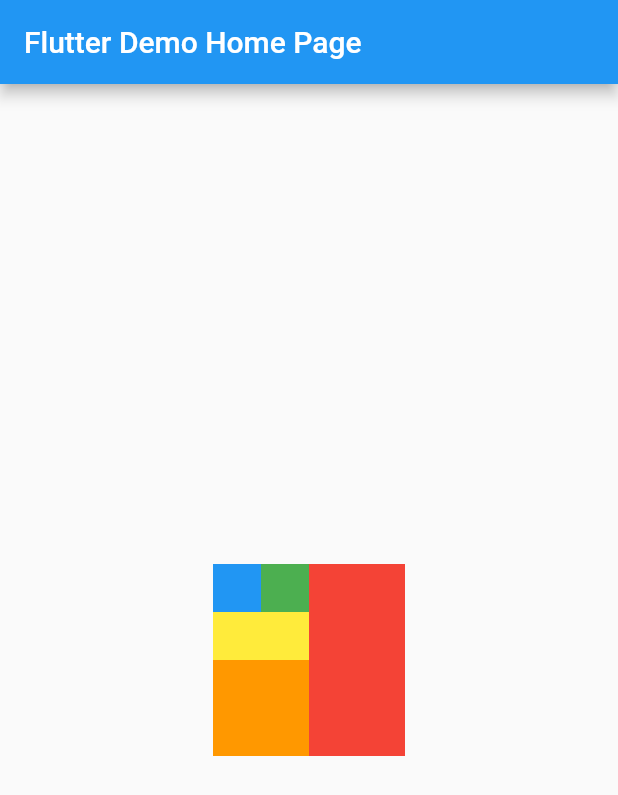
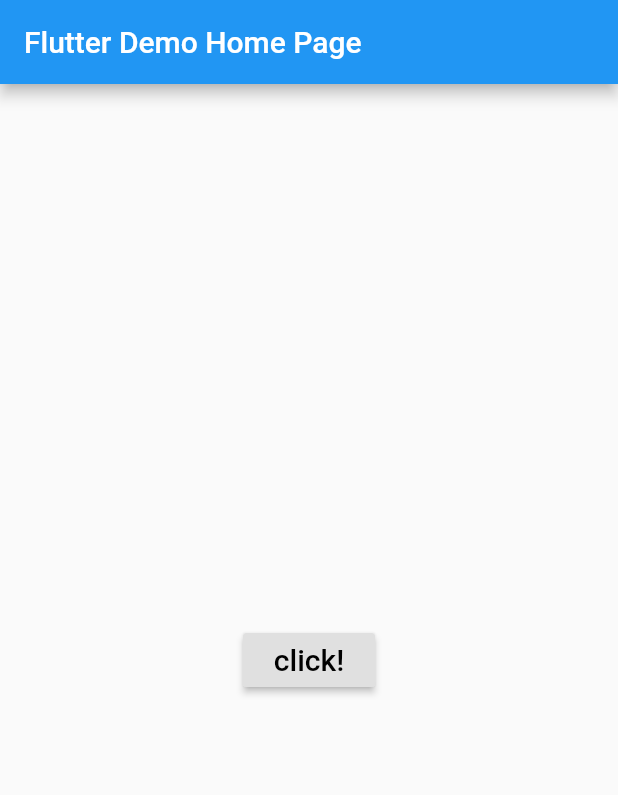
Before and after one commit to jeongkyojun/flutter_2020, a Flutter app: the screen it shows after launch, on a phone screen of 412 x 824 dp. Shown: the top 795 px of the screen. Run offline on Flutter 3.47's test engine with Material 2 defaults, Android fonts, the phone set to English and light mode, and no system bars; our stand-ins replace toast.

Commit message:
flutter_project(toast) reform, animation&stack

```diff
--- /dev/null
+++ b/flutter_app_used_stack200805/lib/main.dart
@@ -0,0 +1,174 @@
+import 'package:flutter/cupertino.dart';
+import 'package:flutter/material.dart';
+
+void main() {
+  runApp(MyApp());
+}
+
+class MyApp extends StatelessWidget {
+  // This widget is the root of your application.
+  @override
+  Widget build(BuildContext context) {
+    return MaterialApp(
+      title: 'Flutter Demo',
+      theme: ThemeData(
+        primarySwatch: Colors.blue,
+        visualDensity: VisualDensity.adaptivePlatformDensity,
+      ),
+      home: MyHomePage(title: 'Flutter Demo Home Page'),
+    );
+  }
+}
+
+class MyHomePage extends StatefulWidget {
+  MyHomePage({Key key, this.title}) : super(key: key);
+
+  final String title;
+
+  @override
+  _MyHomePageState createState() => _MyHomePageState();
+}
+
+class _MyHomePageState extends State<MyHomePage> with TickerProviderStateMixin{
+  AnimationController animationController0,animationController1,animationController2,animationController3,animationController4;
+  Animation<double>animation_red,animation_org,animation_yel,animation_gr,animation_bl;
+  bool open_status = false;
+  @override
+  void initState(){
+    super.initState();
+    //(1)
+    animationController0 = AnimationController(vsync:this, duration:Duration(milliseconds : 1000));
+    animationController1 = AnimationController(vsync:this, duration:Duration(milliseconds : 1000));
+    animationController2 = AnimationController(vsync:this, duration:Duration(milliseconds : 1000));
+    animationController3 = AnimationController(vsync:this, duration:Duration(milliseconds : 1000));
+    animationController4 = AnimationController(vsync:this, duration:Duration(milliseconds : 1000));
+    animation_red = Tween(begin:1.0, end:0.0).animate(animationController0);
+    animation_org = Tween(begin:1.0, end:0.0).animate(animationController1);
+    animation_yel = Tween(begin:1.0, end:0.0).animate(animationController2);
+    animation_gr = Tween(begin:1.0, end:0.0).animate(animationController3);
+    animation_bl = Tween(begin:1.0, end:0.0).animate(animationController4);
+
+  }
+
+  @override
+  Widget build(BuildContext context) {
+    // This method is rerun every time setState is called, for instance as done
+    // by the _incrementCounter method above.
+    //
+    // The Flutter framework has been optimized to make rerunning build methods
+    // fast, so that you can just rebuild anything that needs updating rather
+    // than having to individually change instances of widgets.
+    return Scaffold(
+      appBar: AppBar(
+        // Here we take the value from the MyHomePage object that was created by
+        // the App.build method, and use it to set our appbar title.
+        title: Text(widget.title),
+      ),
+      body: Center(
+        child:Column(
+          children: <Widget>[
+            Stack(
+              //alignment: Alignment.center,
+              children: <Widget>[
+                AnimatedBuilder(
+                    animation:animationController0,
+                    builder : (context, child)
+                    {
+                      return Container(
+                        height : 128,
+                        width : 128 * animation_red.value,
+                        color : Colors.red,
+                      );
+                    }
+                ),
+                AnimatedBuilder(
+                    animation:animationController1,
+                    builder : (context, child)
+                    {
+                      return Container(
+                        height : 64 * animation_org.value,
+                        width : 128 ,
+                        color : Colors.orange,
+                      );
+                    }
+                ),
+                AnimatedBuilder(
+                    animation:animationController2,
+                    builder : (context, child)
+                    {
+                      return Container(
+                        height : 64,
+                        width : 64 * animation_yel.value,
+                        color : Colors.yellow,
+                      );
+                    }
+                ),
+                AnimatedBuilder(
+                    animation:animationController3,
+                    builder : (context, child)
+                    {
+                      return Container(
+                        height : 64 * animation_gr.value,
+                        width : 32 ,
+                        color : Colors.green,
+                      );
+                    }
+                ),
+                AnimatedBuilder(
+                    animation:animationController4,
+                    builder : (context, child)
+                    {
+                      return Container(
+                        height : 32,
+                        width : 32 * animation_bl.value,
+                        color : Colors.blue,
+                      );
+                    }
+                )
+              ],
+            ),
+            RaisedButton(
+              child:Text('Animated show!',style: TextStyle(color:Colors.black, fontSize: 20),),
+              onPressed: (){
+                animationController4.forward();
+                animationController4.addStatusListener(
+                        (AnimationStatus status){
+                          if(status == AnimationStatus.completed)
+                            animationController3.forward();
+                        });
+                animationController3.addStatusListener(
+                        (AnimationStatus status){
+                          if(status == AnimationStatus.dismissed)
+                            animationController4.reverse();
+                          if(status == AnimationStatus.completed)
+                            animationController2.forward();
+                    });
+                animationController2.addStatusListener(
+                        (AnimationStatus status){
+                          if(status == AnimationStatus.dismissed)
+                            animationController3.reverse();
+                          if(status == AnimationStatus.completed)
+                            animationController1.forward();
+                    });
+                animationController1.addStatusListener(
+                        (AnimationStatus status){
+                          if(status == AnimationStatus.dismissed)
+                            animationController2.reverse();
+                          if(status == AnimationStatus.completed)
+                            animationController0.forward();
+                    });
+                animationController0.addStatusListener(
+                        (AnimationStatus status){
+                          if(status == AnimationStatus.completed)
+                            animationController0.reverse();
+                          if(status == AnimationStatus.dismissed)
+                            animationController1.reverse();
+                    });
+                },
+            )
+        ]
+        )
+      ),
+    );
+  }
+}
--- a/flutter_toast_show200804/lib/main.dart
+++ b/flutter_toast_show200804/lib/main.dart
@@ -31,49 +31,22 @@ class _MyHomePageState extends State<MyHomePage> {
 
   @override
   Widget build(BuildContext context) {
-    // This method is rerun every time setState is called, for instance as done
-    // by the _incrementCounter method above.
-    //
-    // The Flutter framework has been optimized to make rerunning build methods
-    // fast, so that you can just rebuild anything that needs updating rather
-    // than having to individually change instances of widgets.
     return Scaffold(
       appBar: AppBar(
-        // Here we take the value from the MyHomePage object that was created by
-        // the App.build method, and use it to set our appbar title.
         title: Text(widget.title),
       ),
       body: Center(
-        child: Stack(
-          //alignment: Alignment.center,
-          children: <Widget>[
-            Container(
-              width:128,
-              height:128,
-              color:Colors.red,
-            ),
-            Container(
-              width:64,
-              height:128,
-              color:Colors.orange,
-            ),
-            Container(
-              width:64,
-              height:64,
-              color:Colors.yellow,
-            ),
-            Container(
-              width:64,
-              height:32,
-              color:Colors.green,
-            ),
-            Container(
-              width:32,
-              height:32,
-              color:Colors.blue,
-            ),
-          ],
-        )
+      child :Column(
+        mainAxisAlignment: MainAxisAlignment.center,
+        children: <Widget>[
+          RaisedButton(
+            child:Text('click!',style: TextStyle(fontSize: 20,color: Colors.black),),
+            onPressed: (){
+              Toast.show("button click!", context);
+            }
+          )
+        ],
+      ),
       ),
     );
   }
```
Also changed, not shown: flutter_app_animation_ex200805/lib/main.dart (added, +112 -0 lines), flutter_app_animation_ex200805/pubspec.yaml (added, +76 -0 lines), flutter_app_used_stack/lib/main.dart (+29 -42 lines), flutter_app_used_stack200805/pubspec.yaml (added, +76 -0 lines), flutter_app_animation_ex200805/pubspec.lock (added), flutter_app_used_stack200805/pubspec.lock (added), 118 other files.
